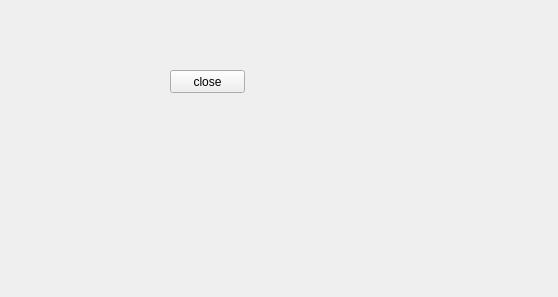
The window that src/first/widget.ui (dotnet9/QtLearn) describes before a commit, drawn with Qt 5.
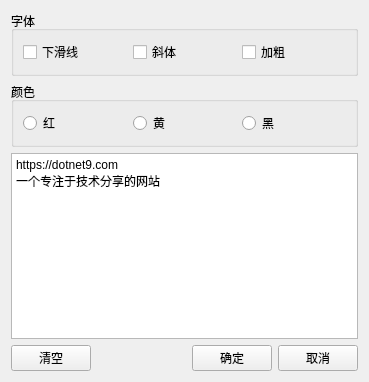
The same window after the commit. Icons and pictures are not drawn.

Patch:
```diff
--- a/src/first/widget.ui
+++ b/src/first/widget.ui
@@ -6,26 +6,125 @@
    <rect>
     <x>0</x>
     <y>0</y>
-    <width>558</width>
-    <height>297</height>
+    <width>369</width>
+    <height>382</height>
    </rect>
   </property>
   <property name="windowTitle">
    <string>test qt</string>
   </property>
-  <widget class="QPushButton" name="pushButton">
-   <property name="geometry">
-    <rect>
-     <x>170</x>
-     <y>70</y>
-     <width>75</width>
-     <height>23</height>
-    </rect>
-   </property>
-   <property name="text">
-    <string>close</string>
-   </property>
-  </widget>
+  <property name="windowIcon">
+   <iconset resource="res.qrc">
+    <normaloff>:/imgs/favicon.ico</normaloff>:/imgs/favicon.ico</iconset>
+  </property>
+  <layout class="QVBoxLayout" name="verticalLayout">
+   <item>
+    <widget class="QGroupBox" name="groupBox">
+     <property name="title">
+      <string>字体</string>
+     </property>
+     <layout class="QHBoxLayout" name="horizontalLayout">
+      <item>
+       <widget class="QCheckBox" name="checkBox_underline">
+        <property name="text">
+         <string>下滑线</string>
+        </property>
+       </widget>
+      </item>
+      <item>
+       <widget class="QCheckBox" name="checkBox_italic">
+        <property name="text">
+         <string>斜体</string>
+        </property>
+       </widget>
+      </item>
+      <item>
+       <widget class="QCheckBox" name="checkBox_bold">
+        <property name="text">
+         <string>加粗</string>
+        </property>
+       </widget>
+      </item>
+     </layout>
+    </widget>
+   </item>
+   <item>
+    <widget class="QGroupBox" name="groupBox_2">
+     <property name="title">
+      <string>颜色</string>
+     </property>
+     <layout class="QHBoxLayout" name="horizontalLayout_2">
+      <item>
+       <widget class="QRadioButton" name="radioButton_red">
+        <property name="text">
+         <string>红</string>
+        </property>
+       </widget>
+      </item>
+      <item>
+       <widget class="QRadioButton" name="radioButton_yellow">
+        <property name="text">
+         <string>黄</string>
+        </property>
+       </widget>
+      </item>
+      <item>
+       <widget class="QRadioButton" name="radioButton_black">
+        <property name="text">
+         <string>黑</string>
+        </property>
+       </widget>
+      </item>
+     </layout>
+    </widget>
+   </item>
+   <item>
+    <widget class="QPlainTextEdit" name="plainTextEdit">
+     <property name="plainText">
+      <string>https://dotnet9.com
+一个专注于技术分享的网站</string>
+     </property>
+    </widget>
+   </item>
+   <item>
+    <layout class="QHBoxLayout" name="horizontalLayout_3">
+     <item>
+      <widget class="QPushButton" name="pushButton_clear">
+       <property name="text">
+        <string>清空</string>
+       </property>
+      </widget>
+     </item>
+     <item>
+      <spacer name="horizontalSpacer">
+       <property name="orientation">
+        <enum>Qt::Horizontal</enum>
+       </property>
+       <property name="sizeHint" stdset="0">
+        <size>
+         <width>40</width>
+         <height>20</height>
+        </size>
+       </property>
+      </spacer>
+     </item>
+     <item>
+      <widget class="QPushButton" name="pushButton_ok">
+       <property name="text">
+        <string>确定</string>
+       </property>
+      </widget>
+     </item>
+     <item>
+      <widget class="QPushButton" name="pushButton_cacel">
+       <property name="text">
+        <string>取消</string>
+       </property>
+      </widget>
+     </item>
+    </layout>
+   </item>
+  </layout>
  </widget>
  <resources/>
  <connections>
```
Left out of the diff: 30 changed lines with no effect on the pictures.
